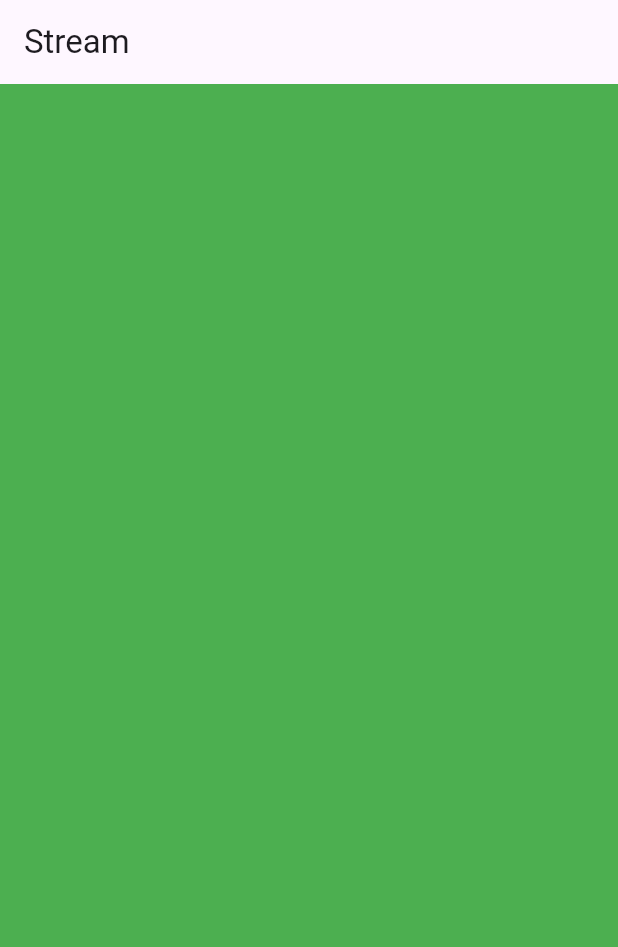
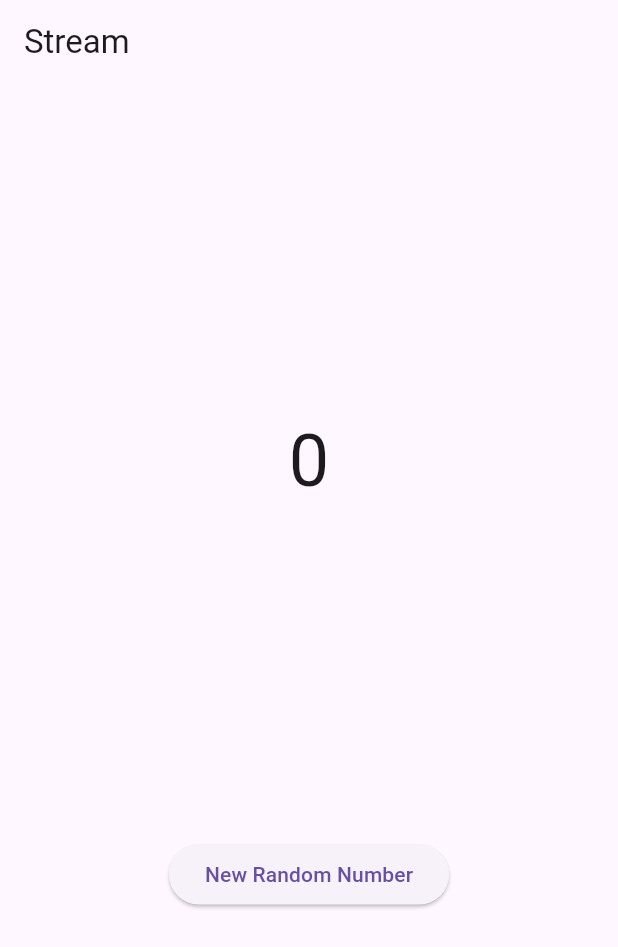
Before and after one commit to Ersaoktaviannn/stream_ersa, a Flutter app: the screen it shows after launch, on a phone screen of 412 x 824 dp. Shown: the top 947 px of the screen. Run offline on Flutter 3.47's test engine with Material 3 defaults, Android fonts, the light colour scheme and no system bars.

Commit message:
W12: Jawaban Soal 6

```diff
--- a/lib/main.dart
+++ b/lib/main.dart
@@ -1,3 +1,5 @@
+import 'dart:async';
+import 'dart:math';
 import 'package:flutter/material.dart';
 import 'stream.dart';
 
@@ -29,11 +31,31 @@
   Color bgColor = Colors.blueGrey;
   late ColorStream colorStream;
 
+  int lastNumber = 0;
+  late StreamController numberStreamController;
+  late NumberStream numberStream;
+
   @override
   void initState() {
     super.initState();
+
     colorStream = ColorStream();
     changeColor();
+
+    numberStream = NumberStream();
+    numberStreamController = numberStream.controller;
+    Stream stream = numberStreamController.stream;
+    stream.listen((event) {
+      setState(() {
+        lastNumber = event;
+      });
+    });
+  }
+
+  @override
+  void dispose() {
+    numberStreamController.close();
+    super.dispose();
   }
 
   void changeColor() {
@@ -44,12 +66,29 @@
     });
   }
 
+  void addRandomNumber() {
+    Random random = Random();
+    int myNum = random.nextInt(10);
+    numberStream.addNumberToSink(myNum);
+  }
+
   @override
   Widget build(BuildContext context) {
     return Scaffold(
       appBar: AppBar(title: const Text('Stream')),
-      body: Container(
-        decoration: BoxDecoration(color: bgColor),
+      body: SizedBox(
+        width: double.infinity,
+        child: Column(
+          mainAxisAlignment: MainAxisAlignment.spaceEvenly,
+          crossAxisAlignment: CrossAxisAlignment.center,
+          children: [
+            Text(lastNumber.toString(), style: const TextStyle(fontSize: 48)),
+            ElevatedButton(
+              onPressed: () => addRandomNumber(),
+              child: const Text('New Random Number'),
+            ),
+          ],
+        ),
       ),
     );
   }
--- a/lib/stream.dart
+++ b/lib/stream.dart
@@ -1,3 +1,4 @@
+import 'dart:async';
 import 'package:flutter/material.dart';
 
 class ColorStream {
@@ -24,3 +25,12 @@
     );
   }
 }
+
+class NumberStream {
+  final StreamController<int> controller = StreamController<int>();
+
+  void addNumberToSink(int newNumber) {
+    controller.sink.add(newNumber);
+  }
+
+  Langkah 5: Tambah method close()
```
